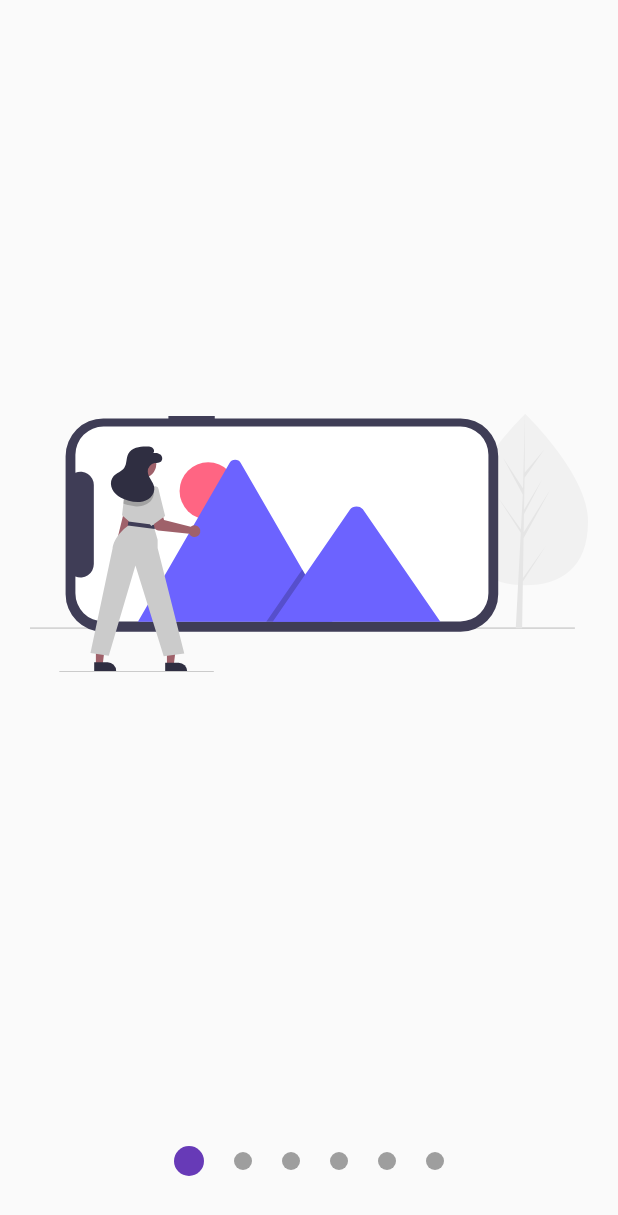
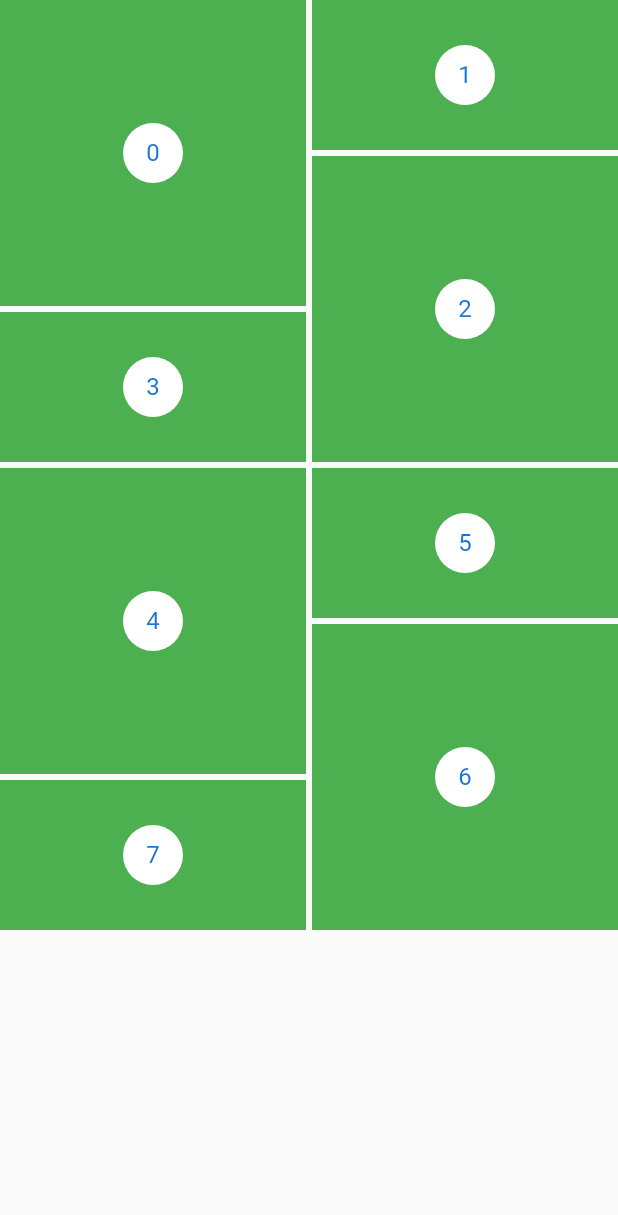
Before and after one commit to PACOdergod/app_dise-os_avanzados, a Flutter app: the screen it shows after launch, on a phone screen of 412 x 824 dp. Shown: the top 1215 px of the screen. Run offline on Flutter 3.47's test engine with Material 2 defaults, Android fonts, the phone set to English and light mode, and no system bars; our stand-ins replace flutter_svg.

Commit message:
iniciando con pinterest

```diff
--- a/lib/main.dart
+++ b/lib/main.dart
@@ -1,6 +1,8 @@
 // import 'package:circular_progress/src/labs/circular_prog_page.dart';
 // import 'package:circular_progress/src/pages/graficas_circulares_page.dart';
-import 'package:circular_progress/src/pages/sliceshow_page.dart';
+// import 'package:circular_progress/src/pages/sliceshow_page.dart';
+// import 'package:circular_progress/src/labs/slideshow_page.dart';
+import 'package:circular_progress/src/pages/pinterest_page.dart';
 import 'package:flutter/material.dart';
 
 void main() => runApp(MyApp());
@@ -10,9 +12,9 @@ class MyApp extends StatelessWidget {
   Widget build(BuildContext context) {
     return MaterialApp(
       title: 'Material App',
-      home: SlideShowPage(),
+      home: PinterstPage(),
       // initialRoute: 'circular_prog',
-      // routes: {
+      // routes:
       //   'circular_prog': (BuildContext context) => GraficasCirculares(),
       // },
     );
--- /dev/null
+++ b/lib/src/pages/pinterest_page.dart
@@ -0,0 +1,36 @@
+import 'package:flutter/cupertino.dart';
+import 'package:flutter/material.dart';
+import 'package:flutter_staggered_grid_view/flutter_staggered_grid_view.dart';
+
+class PinterstPage extends StatelessWidget {
+  @override
+  Widget build(BuildContext context) {
+    return Scaffold(
+      body: Container(
+        child: PiterestGrid(),
+      ),
+    );
+  }
+}
+
+class PiterestGrid extends StatelessWidget {
+  @override
+  Widget build(BuildContext context) {
+    return new StaggeredGridView.countBuilder(
+      crossAxisCount: 4,
+      itemCount: 8,
+      itemBuilder: (BuildContext context, int index) => new Container(
+          color: Colors.green,
+          child: new Center(
+            child: new CircleAvatar(
+              backgroundColor: Colors.white,
+              child: new Text('$index'),
+            ),
+          )),
+      staggeredTileBuilder: (int index) =>
+          new StaggeredTile.count(2, index.isEven ? 2 : 1),
+      mainAxisSpacing: 4.0,
+      crossAxisSpacing: 4.0,
+    );
+  }
+}
--- a/pubspec.yaml
+++ b/pubspec.yaml
@@ -30,6 +30,7 @@ dependencies:
   cupertino_icons: ^1.0.0
   flutter_svg: ^0.19.3
   provider: ^5.0.0
+  flutter_staggered_grid_view:
 
 dev_dependencies:
   flutter_test:
```
Also changed, not shown: pubspec.lock.
